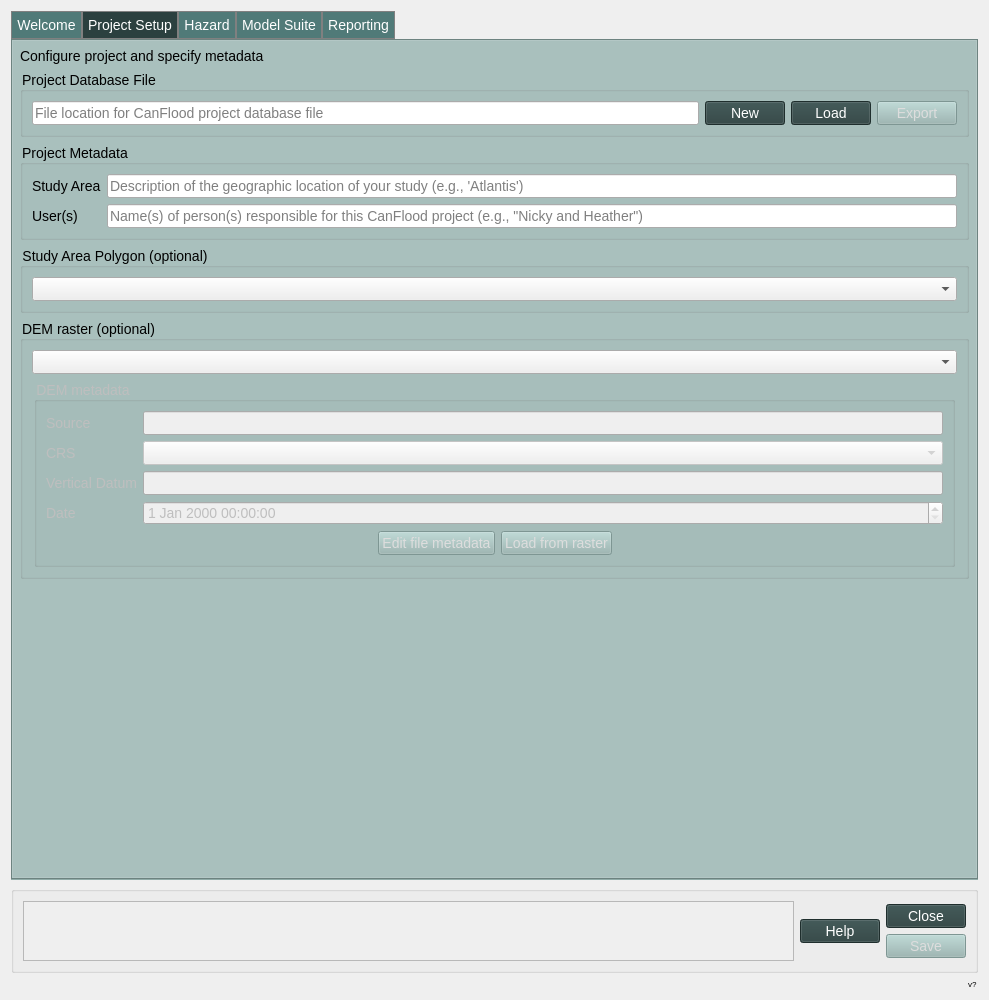
Before: the Qt Designer form canflood2/canflood2_dialog_main.ui in cefect/CanFlood2, drawn with Qt 5.
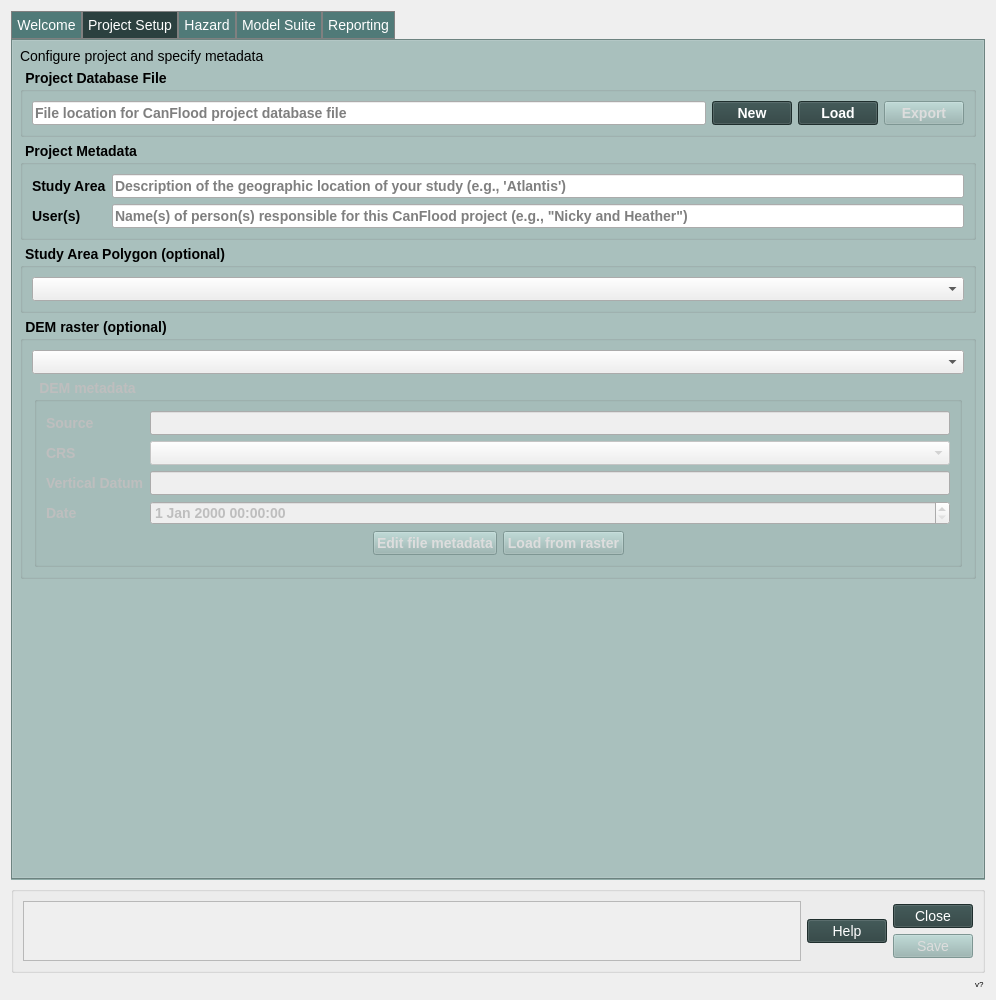
After: the same form once the commit is applied. The open tabs and pages were chosen to show the change. Icons and pictures are not drawn. Custom widgets are drawn as their Qt base class.

What changed in the file:
```diff
--- a/canflood2/canflood2_dialog_main.ui
+++ b/canflood2/canflood2_dialog_main.ui
@@ -78,6 +78,13 @@
 	color: white; 
 }
 
+ 
+QGroupBox::title {
+    subcontrol-origin: margin;
+    subcontrol-position: top left;
+    padding: 0 3px;
+    font: bold 14px;
+}
 </string>
   </property>
   <layout class="QVBoxLayout" name="verticalLayout">
@@ -242,6 +249,13 @@
        </item>
        <item>
         <widget class="QGroupBox" name="groupBox_2">
+         <property name="font">
+          <font>
+           <pointsize>-1</pointsize>
+           <weight>75</weight>
+           <bold>true</bold>
+          </font>
+         </property>
          <property name="title">
           <string>Project Database File</string>
          </property>
@@ -292,6 +306,13 @@
        </item>
        <item>
         <widget class="QGroupBox" name="groupBox_5">
+         <property name="font">
+          <font>
+           <pointsize>-1</pointsize>
+           <weight>75</weight>
+           <bold>true</bold>
+          </font>
+         </property>
          <property name="title">
           <string>Project Metadata</string>
          </property>
@@ -333,6 +354,13 @@
        </item>
        <item>
         <widget class="QGroupBox" name="groupBox_9">
+         <property name="font">
+          <font>
+           <pointsize>-1</pointsize>
+           <weight>75</weight>
+           <bold>true</bold>
+          </font>
+         </property>
          <property name="title">
           <string>Study Area Polygon (optional)</string>
          </property>
@@ -358,6 +386,13 @@
            <verstretch>0</verstretch>
           </sizepolicy>
          </property>
+         <property name="font">
+          <font>
+           <pointsize>-1</pointsize>
+           <weight>75</weight>
+           <bold>true</bold>
+          </font>
+         </property>
          <property name="title">
           <string>DEM raster (optional)</string>
          </property>
```
Left out of the diff: 49 changed lines with no effect on the pictures.
